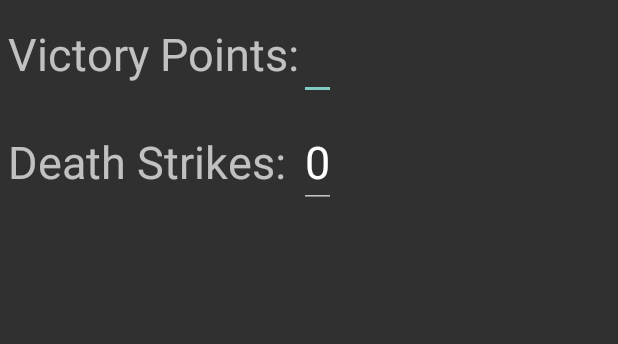
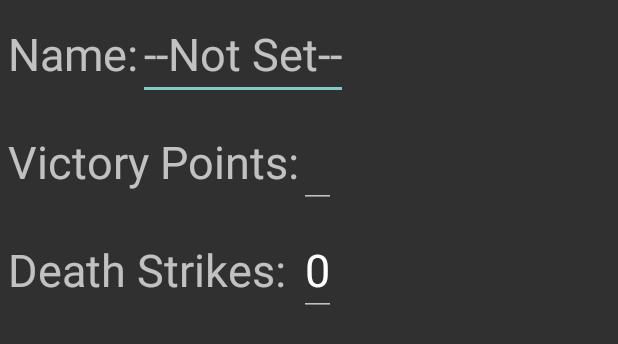
Before and after one commit to k-wiens/kamb, an Android app: the layout content_vp.xml on its own in the app's theme, with its tools: preview values and no code run, on a phone screen of 412 x 824 dp. Shown: the top 344 px of the screen. Run offline under Robolectric (Android 15) with nearby library versions, the phone set to English and light mode, and no system bars.

Commit message:
Added name functionality

```diff
--- a/app/src/main/java/turkeyworks/com/kamb/MainActivity.java
+++ b/app/src/main/java/turkeyworks/com/kamb/MainActivity.java
@@ -1,6 +1,5 @@
 package turkeyworks.com.kamb;
 
-import android.content.DialogInterface;
 import android.content.SharedPreferences;
 import android.os.Bundle;
 import android.preference.PreferenceManager;
@@ -37,7 +36,6 @@ public class MainActivity extends AppCompatActivity {
     private String sBogey1;
     private String sBogey2;
 
-    private String name;
     private String right_paw;
     private String wrong_paw;
     private String armour;
@@ -98,10 +96,6 @@ public class MainActivity extends AppCompatActivity {
         }
         else if (id == R.id.action_generate) {
             generateCharacter();
-
-            // TODO: remove this snackbar once we have a UI
-            Snackbar.make(findViewById(R.id.toolbar), "Generate Character", Snackbar.LENGTH_LONG)
-                    .setAction("Action", null).show();
             return true;
         }
 
@@ -155,7 +149,8 @@ public class MainActivity extends AppCompatActivity {
         setTextViewValue(R.id.bogey1, sBogey1);
         setTextViewValue(R.id.bogey2, sBogey2);
 
-        setTextViewValue(R.id.ds_value, Integer.toString(iDeathStrikes));
+        setTextViewValue(R.id.name_value, "");
+        setTextViewValue(R.id.ds_value,   Integer.toString(iDeathStrikes));
 
         //endregion
     }
--- a/app/src/main/res/layout/content_vp.xml
+++ b/app/src/main/res/layout/content_vp.xml
@@ -1,5 +1,35 @@
 <?xml version="1.0" encoding="utf-8"?>
-<TableLayout xmlns:android="http://schemas.android.com/apk/res/android"
+<LinearLayout xmlns:android="http://schemas.android.com/apk/res/android"
+    android:layout_width="match_parent"
+    android:layout_height="wrap_content"
+    android:orientation="vertical">
+
+    <TableLayout
+        android:layout_width="match_parent"
+        android:layout_height="wrap_content" >
+
+        <!-- 2 columns -->
+        <TableRow
+            android:layout_width="wrap_content"
+            android:layout_height="wrap_content"
+            android:padding="5dip" >
+            <TextView
+                android:layout_width="wrap_content"
+                android:layout_height="wrap_content"
+                android:text="@string/name"
+                android:textSize="30sp"/>
+
+            <EditText
+                android:id="@+id/name_value"
+                android:layout_width="wrap_content"
+                android:layout_height="wrap_content"
+                android:inputType="text"
+                android:hint="@string/not_set"
+                android:textSize="30sp"/>
+        </TableRow>
+    </TableLayout>
+
+    <TableLayout
         android:layout_width="match_parent"
         android:layout_height="wrap_content" >
 
@@ -46,3 +76,4 @@
                 android:textSize="30sp"/>
         </TableRow>
     </TableLayout>
+</LinearLayout>
--- a/app/src/main/res/values/strings.xml
+++ b/app/src/main/res/values/strings.xml
@@ -27,6 +27,7 @@
 
     <string name="skills">Skills</string>
 
+    <string name="name">Name:</string>
     <string name="victory_points">Victory Points:</string>
     <string name="death_strikes">Death Strikes:</string>
 </resources>
```
Lines whose indentation alone changed are shown as unchanged.
